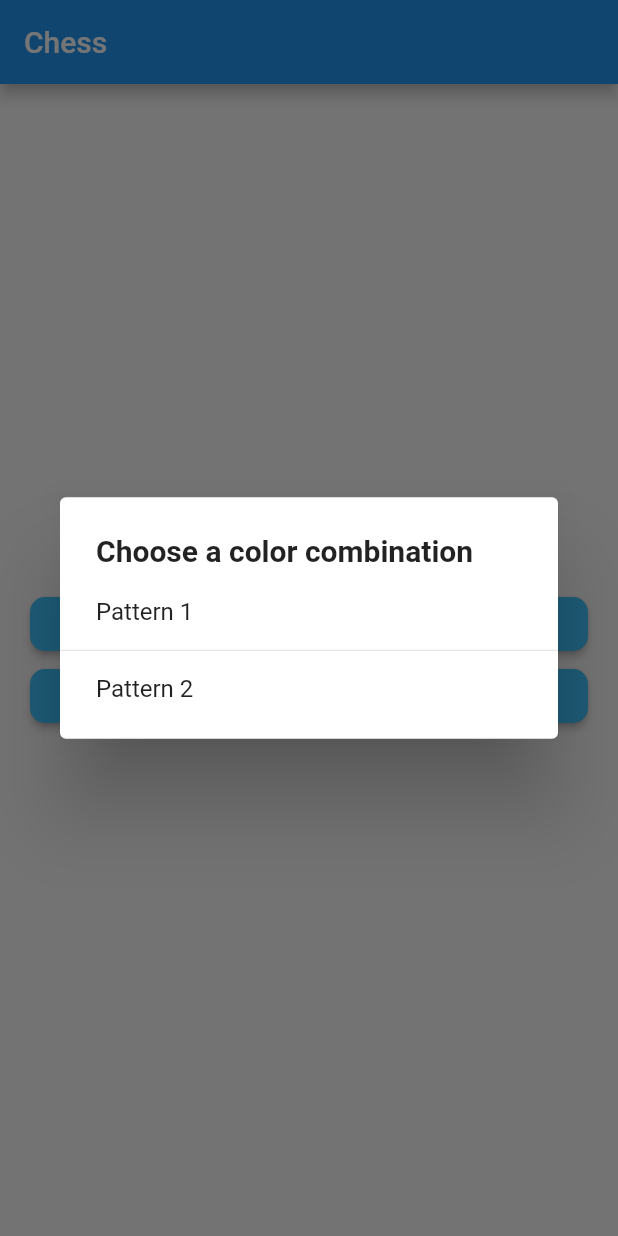
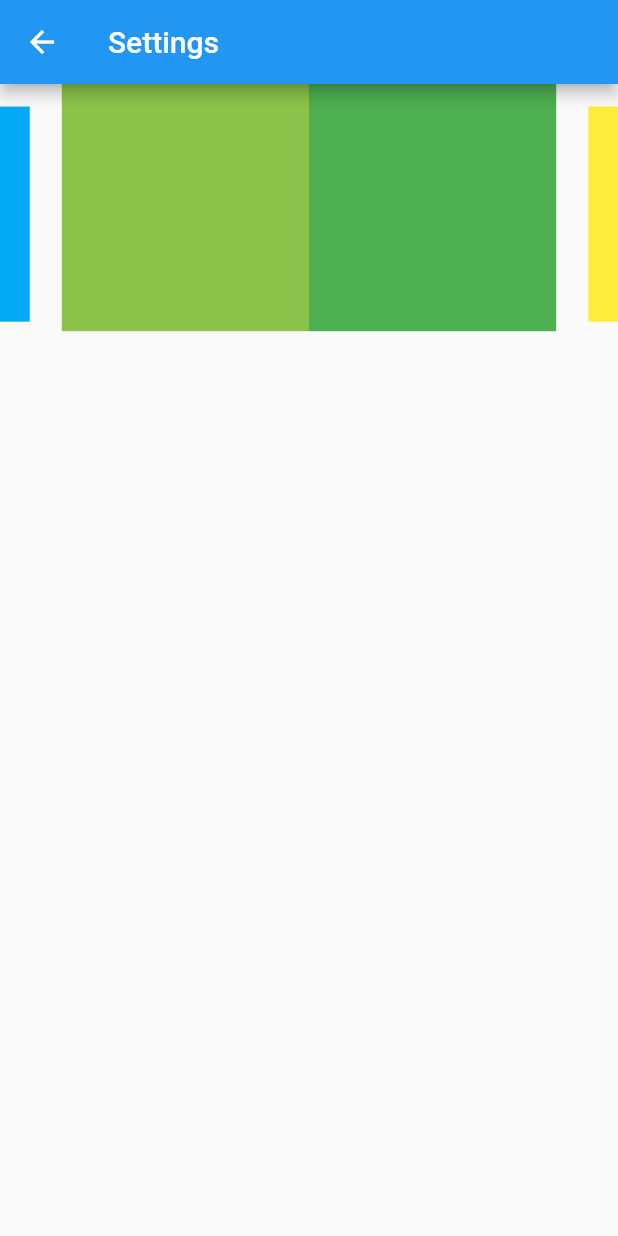
Before and after one commit to tiagofneto/mobile-chess, a Flutter app: the screen it shows after launch, after a tap on "Settings", on a phone screen of 412 x 824 dp. Run offline on Flutter 3.47's test engine with Material 2 defaults, Android fonts, the phone set to English and light mode, and no system bars; drawn by our look-alikes of carousel_slider; our stand-ins replace equatable, shared_preferences.

Commit message:
Board color carousel, check dialog

```diff
--- a/lib/game.dart
+++ b/lib/game.dart
@@ -100,7 +100,10 @@ class _GameState extends State<Game> {
             onPieceKilled: _onPieceKilled,
             onPlayerChanged: _onPlayerChanged,
             onCheck: (String currentPlayer) {
-              print(currentPlayer + " is on check");
+              showDialog(
+                context: context,
+                builder: (_) => CheckIndicator(currentPlayer),
+              );
             },
           ),
           DeadPieces(blackKilled),
--- a/lib/home.dart
+++ b/lib/home.dart
@@ -1,7 +1,7 @@
 import 'package:flutter/material.dart';
 import 'package:chess/game.dart';
+import 'package:chess/settings.dart';
 import 'package:shared_preferences/shared_preferences.dart';
-import 'package:carousel_slider/carousel_state.dart';
 
 typedef void OnPressed();
 
@@ -37,50 +37,13 @@ class HomeBut extends StatelessWidget {
   }
 }
 
-class Settings extends StatelessWidget {
-  @override
-  Widget build(BuildContext context) {
-    return SimpleDialog(
-      title: Text(
-        "Choose a color combination",
-        style: TextStyle(fontWeight: FontWeight.bold),
-      ),
-      children: <Widget>[
-        SettingsOption(text: "Pattern 1", value: 0),
-        Divider(),
-        SettingsOption(text: "Pattern 2", value: 1),
-      ],
-    );
-  }
-}
-
-//TODO show preview of colors
-//TODO carrousel slider for boards
-class SettingsOption extends StatelessWidget {
-  final int value;
-  final String text;
-
-  SettingsOption({@required this.value, @required this.text});
-
-  @override
-  Widget build(BuildContext context) {
-    return SimpleDialogOption(
-      child: Text(text),
-      onPressed: () async {
-        SharedPreferences prefs = await SharedPreferences.getInstance();
-        prefs.setInt('boardColor', value);
-        Navigator.pop(context);
-      },
-    );
-  }
-}
-
 class Home extends StatelessWidget {
   Future<Color> _getColorPreferences(bool primary) async {
     final SharedPreferences prefs = await SharedPreferences.getInstance();
     final int colorPreference = prefs.getInt('boardColor') ?? 0;
 
     if (primary) {
+      //TODO carousel constants
       switch (colorPreference) {
         case 0:
           return Colors.lightGreen[100];
@@ -126,9 +89,11 @@ class Home extends StatelessWidget {
           HomeBut(
             text: "Settings",
             onPressed: () {
-              showDialog(
-                context: context,
-                builder: (_) => Settings(),
+              Navigator.push(
+                context,
+                MaterialPageRoute(
+                  builder: (context) => Settings(),
+                ),
               );
             },
           )
--- /dev/null
+++ b/lib/settings.dart
@@ -0,0 +1,61 @@
+import 'package:carousel_slider/carousel_slider.dart';
+import 'package:flutter/material.dart';
+import 'package:shared_preferences/shared_preferences.dart';
+
+class Settings extends StatelessWidget {
+  Settings() {
+    _setBoardColor(0);
+  }
+
+  _setBoardColor(int page) async {
+    SharedPreferences prefs = await SharedPreferences.getInstance();
+    prefs.setInt('boardColor', page);
+  }
+
+  @override
+  Widget build(BuildContext context) {
+    return Scaffold(
+      appBar: AppBar(
+        title: Text('Settings'),
+      ),
+      body: CarouselSlider(
+        items: [
+          CarouselItem(
+            value: 0,
+            color1: Colors.lightGreen,
+            color2: Colors.green,
+          ),
+          CarouselItem(
+            value: 1,
+            color1: Colors.yellow,
+            color2: Colors.lightBlue,
+          ),
+        ],
+        options: CarouselOptions(
+          enlargeCenterPage: true,
+          onPageChanged: (int page, _) => _setBoardColor(page),
+        ),
+      ),
+    );
+  }
+}
+
+class CarouselItem extends StatelessWidget {
+  final int value;
+  final Color color1;
+  final Color color2;
+
+  CarouselItem(
+      {@required this.value, @required this.color1, @required this.color2});
+
+  @override
+  Widget build(BuildContext context) {
+    return GridView.count(
+        crossAxisCount: 2,
+        children: List.generate(
+          2,
+          (index) =>
+              index == 0 ? Container(color: color1) : Container(color: color2),
+        ));
+  }
+}
--- a/lib/tile.dart
+++ b/lib/tile.dart
@@ -4,7 +4,7 @@ import 'package:equatable/equatable.dart';
 import 'package:flutter/material.dart';
 import 'package:chess/piece.dart';
 
-typedef void OnTileClicked(Piece piece, Position pos);
+typedef void OnTileClicked(Position pos);
 
 class Tile extends StatelessWidget {
   final Piece piece;
@@ -23,7 +23,7 @@ class Tile extends StatelessWidget {
   @override
   Widget build(BuildContext context) {
     return GestureDetector(
-      onTap: () => onTileClicked(piece, pos),
+      onTap: () => onTileClicked(pos),
       child: Container(
         child: canMove
             ? piece == null
```
Also changed, not shown: lib/board.dart (+34 -15 lines), lib/extras.dart (+20 -0 lines).
